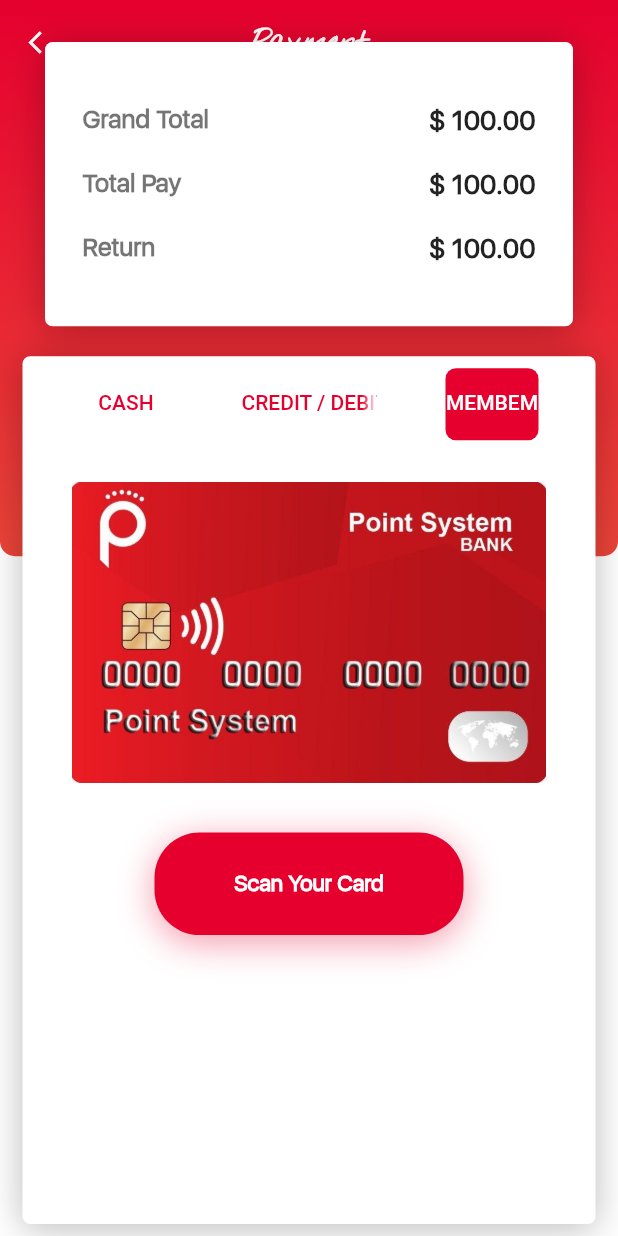
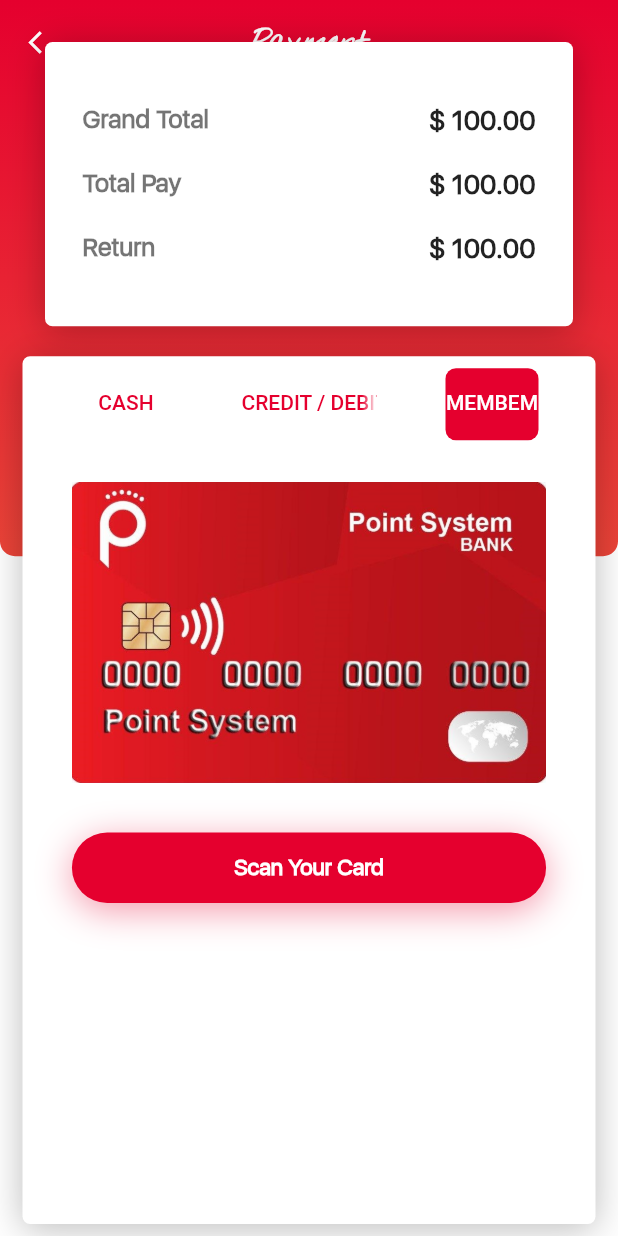
Before and after one commit to routmartin/restaurant.point, a Flutter app: the PaymentScreen screen opened directly, tab 3 chosen, on a phone screen of 412 x 824 dp. Run offline on Flutter 3.47's test engine with Material 2 defaults, Android fonts, the phone set to English and light mode, and no system bars; our stand-ins replace flutter_svg, font_awesome_flutter, shared_preferences, splashscreen; missing offline and left inert: direct_select, slide_popup_dialog, vertical_tabs; accounts and stored records are empty.

```diff
--- a/lib/screens/order/components/floor_container.dart
+++ b/lib/screens/order/components/floor_container.dart
@@ -29,7 +29,7 @@ class FloorContainer extends StatelessWidget {
                 child: Text(
                   'Floor' + index.toString(),
                   style: TextStyle(
-                    fontSize: 20,
+                    fontSize: 18,
                     fontWeight: FontWeight.bold,
                     color: Colors.black,
                   ),
--- a/lib/screens/order/order_screen.dart
+++ b/lib/screens/order/order_screen.dart
@@ -1,7 +1,7 @@
 import 'package:flutter/material.dart';
 import 'package:vertical_tabs/vertical_tabs.dart';
 
-import 'components/Iconbutton.dart';
+import 'components/header_icon_type.dart';
 import 'components/bottom_label_checkout.dart';
 import 'components/category_container.dart';
 
--- a/lib/screens/payment/components/content_card.dart
+++ b/lib/screens/payment/components/content_card.dart
@@ -44,6 +44,9 @@ class _ContentCardState extends State<ContentCard> {
   );
   @override
   Widget build(BuildContext context) {
+    var size = MediaQuery.of(context).size;
+    var orientation =
+        MediaQuery.of(context).orientation == Orientation.landscape;
     return Container(
       margin: const EdgeInsets.symmetric(vertical: 8, horizontal: 15),
       child: DefaultTabController(
@@ -54,7 +57,8 @@ class _ContentCardState extends State<ContentCard> {
                 Container(
                   margin: EdgeInsets.only(bottom: 20, right: 15, left: 15),
                   padding: EdgeInsets.symmetric(vertical: 20, horizontal: 25),
-                  height: MediaQuery.of(context).size.height * .23,
+                  height: orientation ? size.height * .23 : size.height * .23,
+                  width: orientation ? size.width * .5 : size.width * .95,
                   decoration: cardShadow,
                   child: Column(
                     mainAxisAlignment: MainAxisAlignment.spaceEvenly,
@@ -68,6 +72,7 @@ class _ContentCardState extends State<ContentCard> {
                 ),
                 Expanded(
                   child: Container(
+                    width: orientation ? size.width * .8 : size.width * .95,
                     decoration: cardShadow,
                     child: Column(
                       children: <Widget>[
@@ -156,15 +161,16 @@ class _ContentCardState extends State<ContentCard> {
 
   _buildMulticityTab() {
     var size = MediaQuery.of(context).size;
+    var orientation = MediaQuery.of(context).orientation;
     var textfieldWidth = size.width;
     return TabBarView(children: [
       _buildPayOnCash(size, textfieldWidth),
       _buildBankCard(size, textfieldWidth),
-      _buildMemberShip(size)
+      _buildMemberShip(size, orientation)
     ]);
   }
 
-  _buildMemberShip(Size size) {
+  _buildMemberShip(Size size, orientation) {
     return SingleChildScrollView(
       child: Container(
         padding:
@@ -173,7 +179,12 @@ class _ContentCardState extends State<ContentCard> {
           mainAxisAlignment: MainAxisAlignment.center,
           children: <Widget>[
             Container(
-              child: Image.asset('assets/images/softpointcard.jpg'),
+              child: Image.asset(
+                'assets/images/softpointcard.jpg',
+                width: orientation == Orientation.landscape
+                    ? size.width * .3
+                    : size.width * .95,
+              ),
             ),
             SizedBox(
               height: size.height * .04,
@@ -186,8 +197,12 @@ class _ContentCardState extends State<ContentCard> {
                 },
                 child: Container(
                   alignment: Alignment.center,
-                  height: size.height * .083,
-                  width: size.width * .5,
+                  height: orientation == Orientation.landscape
+                      ? size.width * .3
+                      : 47,
+                  width: orientation == Orientation.landscape
+                      ? size.width * .3
+                      : size.width * .9,
                   child: Text(
                     'Scan Your Card',
                     style: TextStyle(
```
Also changed, not shown: lib/screens/order/components/Iconbutton.dart (deleted, +0 -41 lines), lib/screens/order/components/bottom_label_checkout.dart (+57 -5 lines), lib/screens/order/components/header_icon_type.dart (added, +51 -0 lines), lib/screens/order/components/selected_item_container.dart (deleted, +0 -45 lines), lib/screens/order/components/table_card.dart (+16 -9 lines), lib/screens/order/components/table_list.dart (deleted, +0 -35 lines), lib/screens/order/components/table_tab_body_list.dart (+20 -6 lines), lib/screens/order/table_screen.dart (+50 -13 lines).
